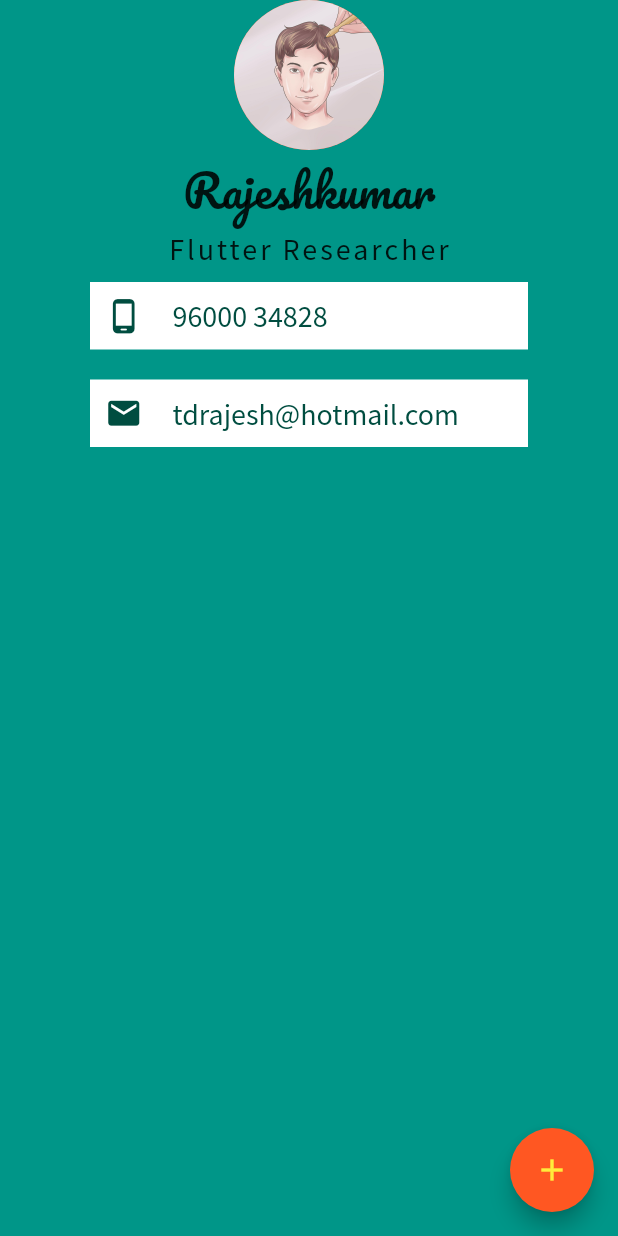
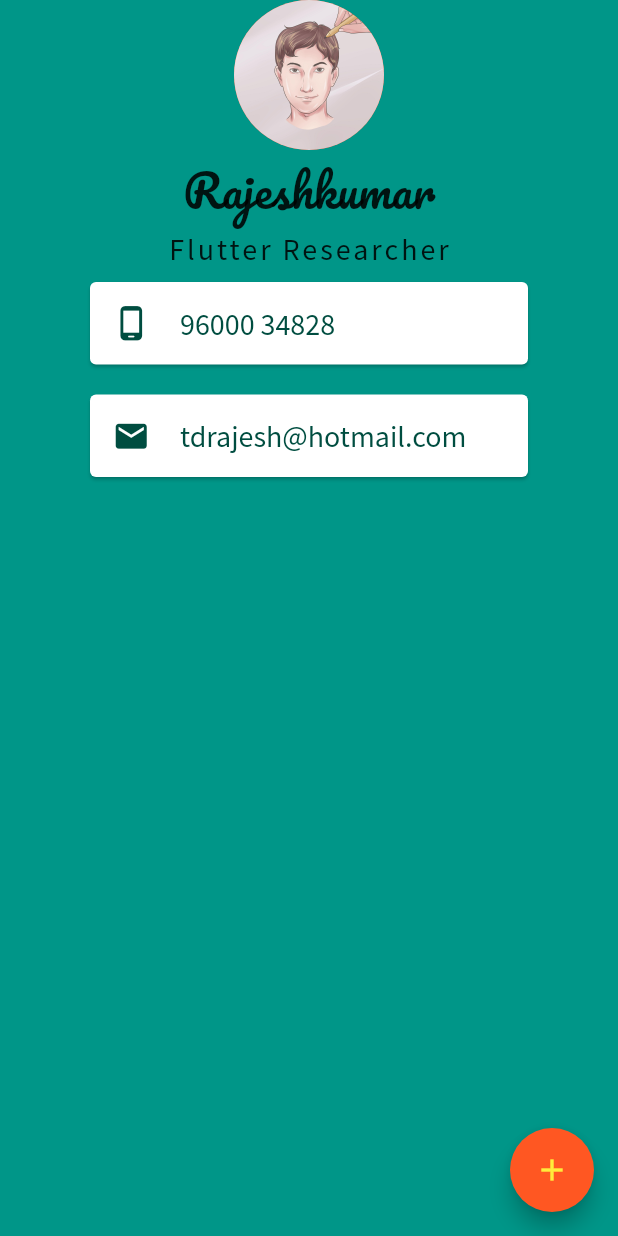
Before and after one commit to tdrajeshkumar/flutter_app, a Flutter app: the screen it shows after launch, on a phone screen of 412 x 824 dp. Run offline on Flutter 3.47's test engine with Material 2 defaults, Android fonts, the phone set to English and light mode, and no system bars.

Commit message:
Commit_Micard_Card

```diff
--- a/lib/miCardWidget.dart
+++ b/lib/miCardWidget.dart
@@ -25,10 +25,11 @@ class MiCardWidget extends StatelessWidget {
           letterSpacing: 2.0,
         ),
       ),
-      Container(
+      Card(
         margin: EdgeInsets.symmetric(horizontal: 60.0, vertical: 10),
-        padding: EdgeInsets.all(10.0),
         color: Colors.white,
+        child: Padding(
+          padding: const EdgeInsets.all(15.0),
           child: Row(
             children: [
               Icon(Icons.phone_android_rounded,
@@ -44,10 +45,13 @@ class MiCardWidget extends StatelessWidget {
             ],
           ),
         ),
-      Container(
+      ),
+      Card(
         margin: EdgeInsets.symmetric(horizontal: 60.0, vertical: 10),
-        padding: EdgeInsets.all(10.0),
+        // padding: EdgeInsets.all(10.0),
         color: Colors.white,
+        child: Padding(
+          padding: const EdgeInsets.all(15.0),
           child: Row(
             children: [
               Icon(Icons.email, size: 25, color: Colors.teal.shade900),
@@ -62,6 +66,7 @@ class MiCardWidget extends StatelessWidget {
             ],
           ),
         ),
+      ),
     ]);
   }
 }
```
Lines whose indentation alone changed are shown as unchanged.
